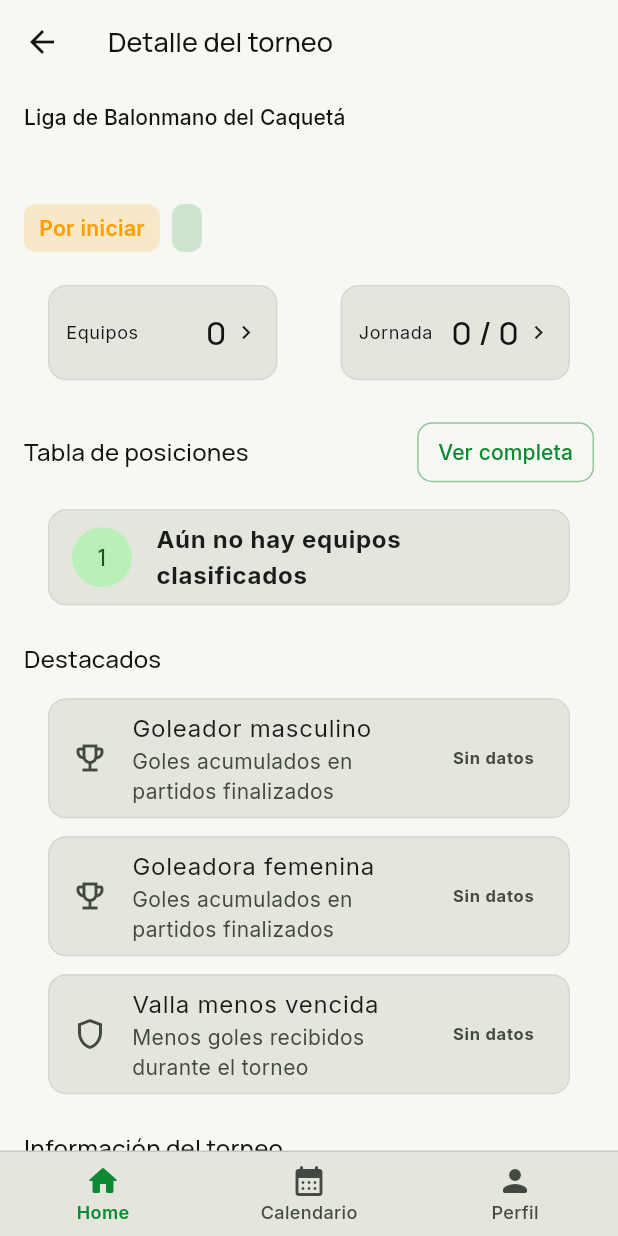
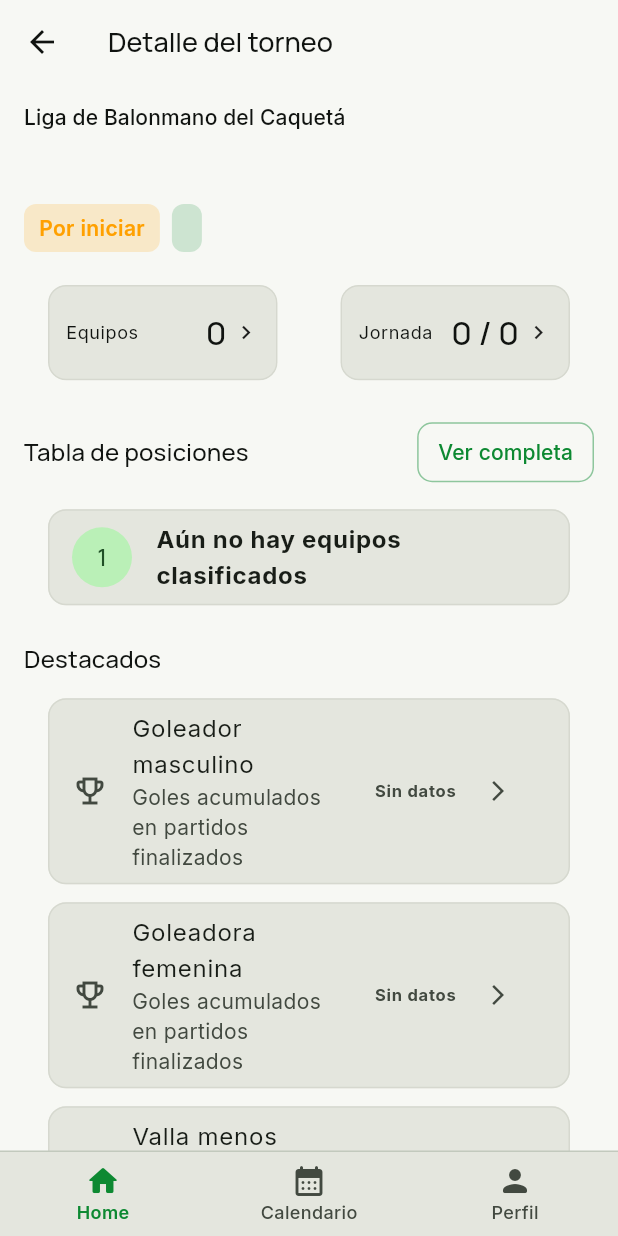
Before and after one commit to tatiana1104/handplay_demo, a Flutter app: the TournamentDetailScreen screen opened directly with empty values, on a phone screen of 412 x 824 dp. Run offline on Flutter 3.47's test engine with Material 3 defaults, Android fonts, the phone set to English and light mode, and no system bars; our stand-ins replace cloud_firestore, dartz, equatable, firebase_auth, firebase_core, firebase_messaging and 5 more; accounts and stored records are empty.

Commit message:
feat: add navigation buttons for tournament statistic tables

```diff
--- a/lib/features/tournaments/presentation/screens/tournament_detail_screen.dart
+++ b/lib/features/tournaments/presentation/screens/tournament_detail_screen.dart
@@ -1192,24 +1192,73 @@ class _Highlights extends StatelessWidget {
               return '${best.first.key} · ${best.first.value} goles recibidos';
             }
             return Column(children: [
-              _HighlightCard(icon: Icons.emoji_events_outlined, title: 'Goleador masculino', subtitle: 'Goles acumulados en partidos finalizados', value: bestBy(false)),
-              _HighlightCard(icon: Icons.emoji_events_outlined, title: 'Goleadora femenina', subtitle: 'Goles acumulados en partidos finalizados', value: bestBy(true)),
-              _HighlightCard(icon: Icons.shield_outlined, title: 'Valla menos vencida', subtitle: 'Menos goles recibidos durante el torneo', value: bestGoalkeeper()),
+              _HighlightCard(
+                icon: Icons.emoji_events_outlined,
+                title: 'Goleador masculino',
+                subtitle: 'Goles acumulados en partidos finalizados',
+                value: bestBy(false),
+                onPressed: () => Navigator.of(context).push(MaterialPageRoute(builder: (_) => _FullHighlightScreen(tournament: tournament, type: _HighlightType.maleScorers))),
+              ),
+              _HighlightCard(
+                icon: Icons.emoji_events_outlined,
+                title: 'Goleadora femenina',
+                subtitle: 'Goles acumulados en partidos finalizados',
+                value: bestBy(true),
+                onPressed: () => Navigator.of(context).push(MaterialPageRoute(builder: (_) => _FullHighlightScreen(tournament: tournament, type: _HighlightType.femaleScorers))),
+              ),
+              _HighlightCard(
+                icon: Icons.shield_outlined,
+                title: 'Valla menos vencida',
+                subtitle: 'Menos goles recibidos durante el torneo',
+                value: bestGoalkeeper(),
+                onPressed: () => Navigator.of(context).push(MaterialPageRoute(builder: (_) => _FullHighlightScreen(tournament: tournament, type: _HighlightType.goalkeepers))),
+              ),
             ]);
           },
         ),
       );
 }
 
+enum _HighlightType { maleScorers, femaleScorers, goalkeepers }
+
+class _FullHighlightScreen extends StatelessWidget {
+  const _FullHighlightScreen({required this.tournament, required this.type});
+  final Tournament tournament;
+  final _HighlightType type;
+
+  @override
+  Widget build(BuildContext context) {
+    final title = switch (type) {
+      _HighlightType.maleScorers => 'Goleadores masculinos',
+      _HighlightType.femaleScorers => 'Goleadoras femeninas',
+      _HighlightType.goalkeepers => 'Valla menos vencida',
+    };
+    final description = switch (type) {
+      _HighlightType.maleScorers => 'Goles acumulados por jugador masculino en el torneo.',
+      _HighlightType.femaleScorers => 'Goles acumulados por jugadora femenina en el torneo.',
+      _HighlightType.goalkeepers => 'Goles recibidos por cada arquero durante el torneo.',
+    };
+    return Scaffold(
+      appBar: AppBar(title: Text(title)),
+      body: ListView(padding: const EdgeInsets.all(16), children: [
+        Card(child: Padding(padding: const EdgeInsets.all(16), child: Text(description))),
+        const SizedBox(height: 12),
+        const Center(child: Text('Los datos aparecerán aquí al finalizar los partidos.')),
+      ]),
+    );
+  }
+}
+
 class _HighlightCard extends StatelessWidget {
-  const _HighlightCard({required this.icon, required this.title, required this.subtitle, required this.value});
+  const _HighlightCard({required this.icon, required this.title, required this.subtitle, required this.value, this.onPressed});
   final IconData icon;
   final String title;
   final String subtitle;
   final String value;
+  final VoidCallback? onPressed;
 
   @override
-  Widget build(BuildContext context) => Card(child: ListTile(leading: Icon(icon), title: Text(title), subtitle: Text(subtitle), trailing: Text(value, style: const TextStyle(fontWeight: FontWeight.bold))));
+  Widget build(BuildContext context) => Card(child: ListTile(leading: Icon(icon), title: Text(title), subtitle: Text(subtitle), trailing: Row(mainAxisSize: MainAxisSize.min, children: [Text(value, style: const TextStyle(fontWeight: FontWeight.bold)), const SizedBox(width: 4), IconButton(onPressed: onPressed, tooltip: 'Ver tabla completa', icon: const Icon(Icons.arrow_forward_ios, size: 16))])));
 }
 
 class _DetailsCard extends StatelessWidget {
```
